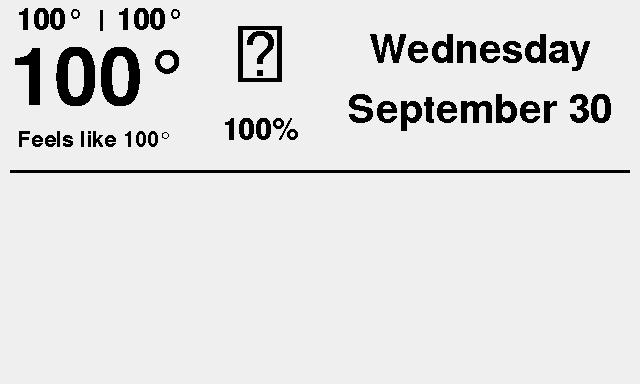
Before: the Qt Designer form layout.ui in jeffkub/forecast-display, drawn with Qt 5.
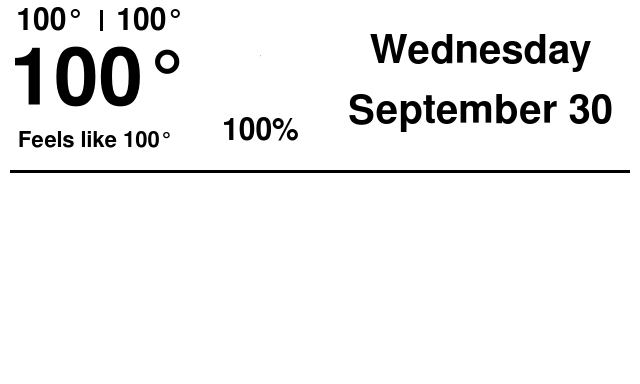
After: the same form once the commit is applied.

Commit message: Added forecast widgets

```diff
--- a/layout.ui
+++ b/layout.ui
@@ -13,11 +13,22 @@
   <property name="font">
    <font>
     <family>FreeSans</family>
-    <stylestrategy>NoAntialias</stylestrategy>
+    <pointsize>-1</pointsize>
+    <weight>50</weight>
+    <italic>false</italic>
+    <bold>false</bold>
    </font>
   </property>
   <property name="windowTitle">
-   <string>Form</string>
+   <string>Forecast</string>
+  </property>
+  <property name="styleSheet">
+   <string notr="true">QFrame, QWidget {
+	color: black;
+	background-color: white;
+	font: 10px &quot;FreeSans&quot;;
+}
+</string>
   </property>
   <widget class="QLabel" name="weekday">
    <property name="geometry">
@@ -29,7 +40,7 @@
     </rect>
    </property>
    <property name="styleSheet">
-    <string notr="true">QLabel { font: bold; font-size: 40px }</string>
+    <string notr="true">QLabel { font: bold 40px; }</string>
    </property>
    <property name="text">
     <string>Wednesday</string>
@@ -48,7 +59,7 @@
     </rect>
    </property>
    <property name="styleSheet">
-    <string notr="true">QLabel { font: bold; font-size: 40px; }</string>
+    <string notr="true">QLabel { font: bold 40px; }</string>
    </property>
    <property name="text">
     <string>September 30</string>
@@ -67,7 +78,7 @@
     </rect>
    </property>
    <property name="styleSheet">
-    <string notr="true">QLabel { font-size: 60px; }</string>
+    <string notr="true">QLabel { font: 60px &quot;Weather Icons&quot;; }</string>
    </property>
    <property name="text">
     <string></string>
@@ -85,8 +96,17 @@
      <height>81</height>
     </rect>
    </property>
+   <property name="font">
+    <font>
+     <family>FreeSans</family>
+     <pointsize>-1</pointsize>
+     <weight>75</weight>
+     <italic>false</italic>
+     <bold>true</bold>
+    </font>
+   </property>
    <property name="styleSheet">
-    <string notr="true">QLabel { font: bold; font-size: 80px; }</string>
+    <string notr="true">QLabel { font: bold 80px; }</string>
    </property>
    <property name="text">
     <string>100°</string>
@@ -104,8 +124,17 @@
      <height>41</height>
     </rect>
    </property>
+   <property name="font">
+    <font>
+     <family>FreeSans</family>
+     <pointsize>-1</pointsize>
+     <weight>75</weight>
+     <italic>false</italic>
+     <bold>true</bold>
+    </font>
+   </property>
    <property name="styleSheet">
-    <string notr="true">QLabel { font: bold; font-size: 30px }</string>
+    <string notr="true">QLabel { font: bold 30px; }</string>
    </property>
    <property name="text">
     <string>100°</string>
@@ -123,8 +152,17 @@
      <height>41</height>
     </rect>
    </property>
+   <property name="font">
+    <font>
+     <family>FreeSans</family>
+     <pointsize>-1</pointsize>
+     <weight>75</weight>
+     <italic>false</italic>
+     <bold>true</bold>
+    </font>
+   </property>
    <property name="styleSheet">
-    <string notr="true">QLabel { font: bold; font-size: 30px }</string>
+    <string notr="true">QLabel { font: bold 30px; }</string>
    </property>
    <property name="text">
     <string>100°</string>
@@ -142,8 +180,17 @@
      <height>41</height>
     </rect>
    </property>
+   <property name="font">
+    <font>
+     <family>FreeSans</family>
+     <pointsize>-1</pointsize>
+     <weight>75</weight>
+     <italic>false</italic>
+     <bold>true</bold>
+    </font>
+   </property>
    <property name="styleSheet">
-    <string notr="true">QLabel { font: bold; font-size: 22px }</string>
+    <string notr="true">QLabel { font: bold 22px; }</string>
    </property>
    <property name="text">
     <string>Feels like 100°</string>
@@ -181,7 +228,7 @@
     </rect>
    </property>
    <property name="styleSheet">
-    <string notr="true">QLabel { font: bold; font-size: 30px }</string>
+    <string notr="true">QLabel { font: bold 30px; }</string>
    </property>
    <property name="text">
     <string>100%</string>
```
Left out of the diff: 15 changed lines with no effect on the pictures. The commit also changes 3 other files.
